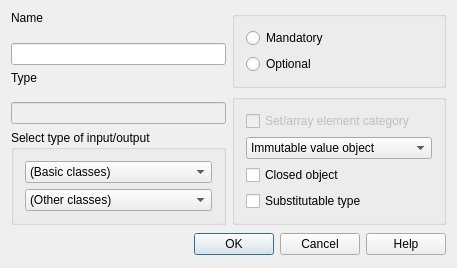
Before: the Qt Designer form lavape/src/LavaPE_UI/idd_iobox.ui in berkus/lavape, drawn with Qt 5.
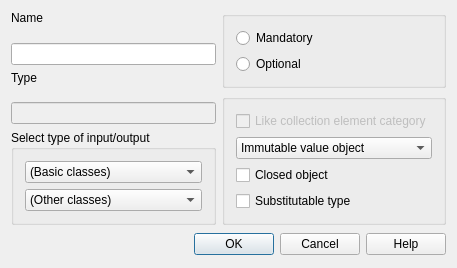
After: the same form once the commit is applied.

What changed in the file:
```diff
--- a/lavape/src/LavaPE_UI/idd_iobox.ui
+++ b/lavape/src/LavaPE_UI/idd_iobox.ui
@@ -179,7 +179,7 @@
              <bool>false</bool>
             </property>
             <property name="text" >
-             <string>Set/array element category</string>
+             <string>Like collection element category</string>
             </property>
            </widget>
           </item>
```
